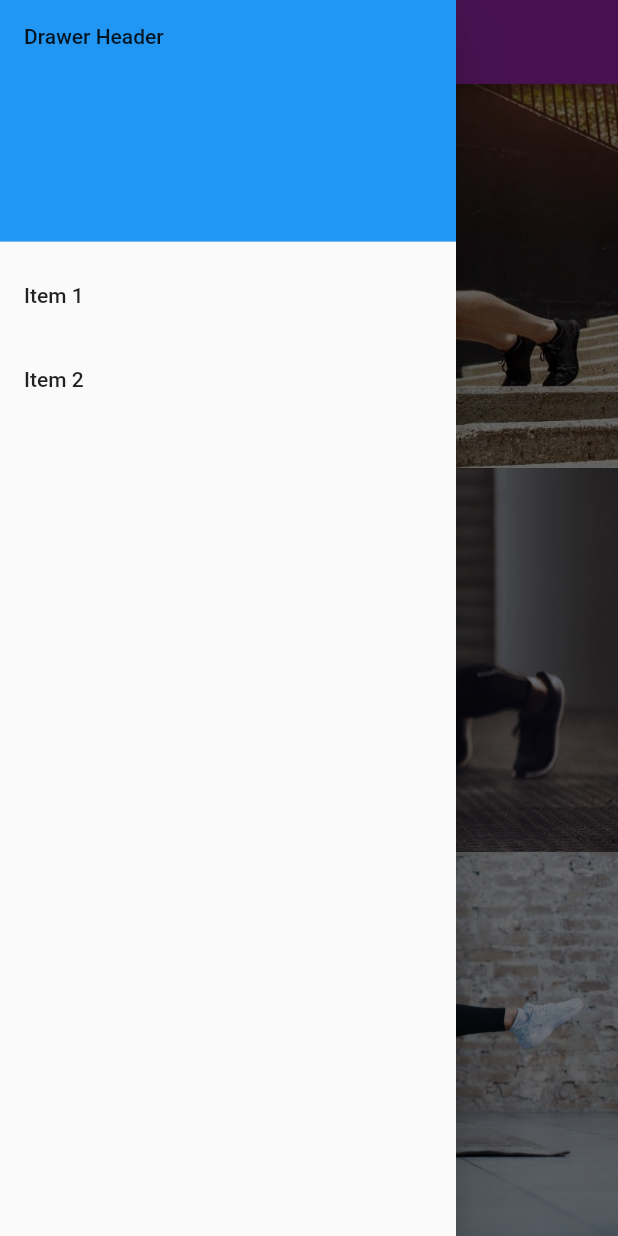
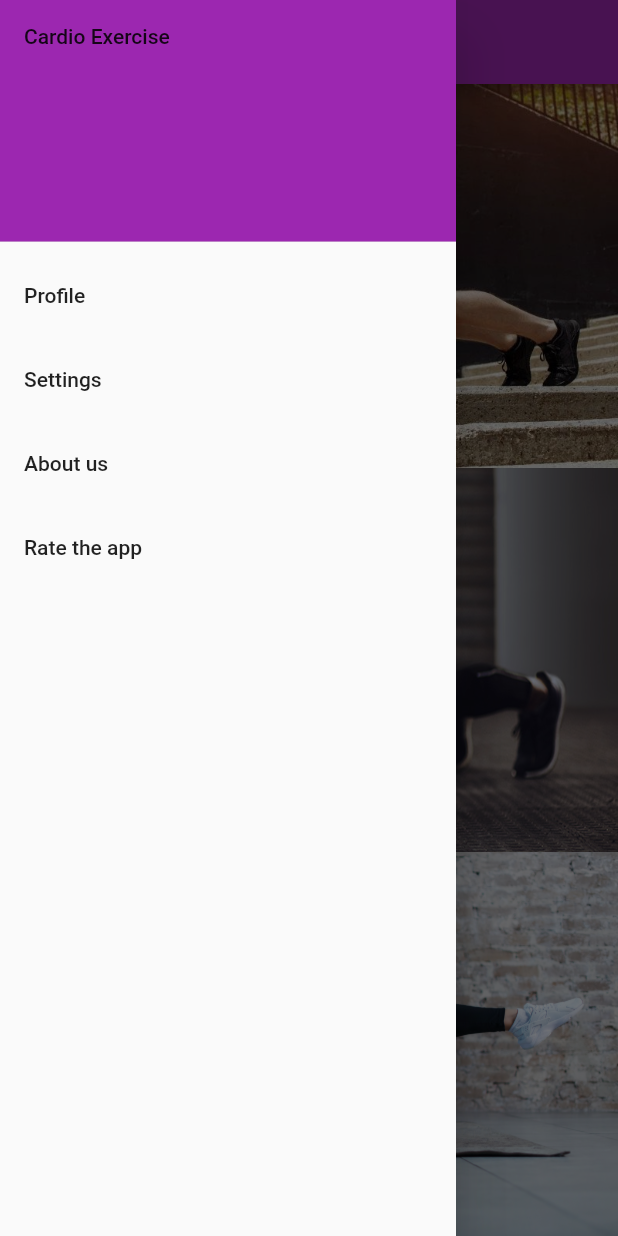
Before and after one commit to NatnaelAlemayehu/Cardio_Workout_Flutter_App, a Flutter app: the screen it shows after launch, with the side drawer open, on a phone screen of 412 x 824 dp. Run offline on Flutter 3.47's test engine with Material 2 defaults, Android fonts, the phone set to English and light mode, and no system bars; our stand-ins replace font_awesome_flutter, shimmer.

Commit message:
updated readme and home_screen

```diff
--- a/lib/home_screen.dart
+++ b/lib/home_screen.dart
@@ -22,19 +22,31 @@ class _HomeScreenState extends State<HomeScreen> {
           padding: EdgeInsets.zero,
           children: <Widget>[
             DrawerHeader(
-              child: Text('Drawer Header'),
+              child: Text('Cardio Exercise'),
               decoration: BoxDecoration(
-                color: Colors.blue,
+                color: Color(0xff9C27B0),
               ),
             ),
             ListTile(
-              title: Text('Item 1'),
+              title: Text('Profile'),
               onTap: () {
                 Navigator.pop(context);
               },
             ),
             ListTile(
-              title: Text('Item 2'),
+              title: Text('Settings'),
+              onTap: () {
+                Navigator.pop(context);
+              },
+            ),
+            ListTile(
+              title: Text('About us'),
+              onTap: () {
+                Navigator.pop(context);
+              },
+            ),
+            ListTile(
+              title: Text('Rate the app'),
               onTap: () {
                 Navigator.pop(context);
               },
```
Also changed, not shown: 1 other file.
